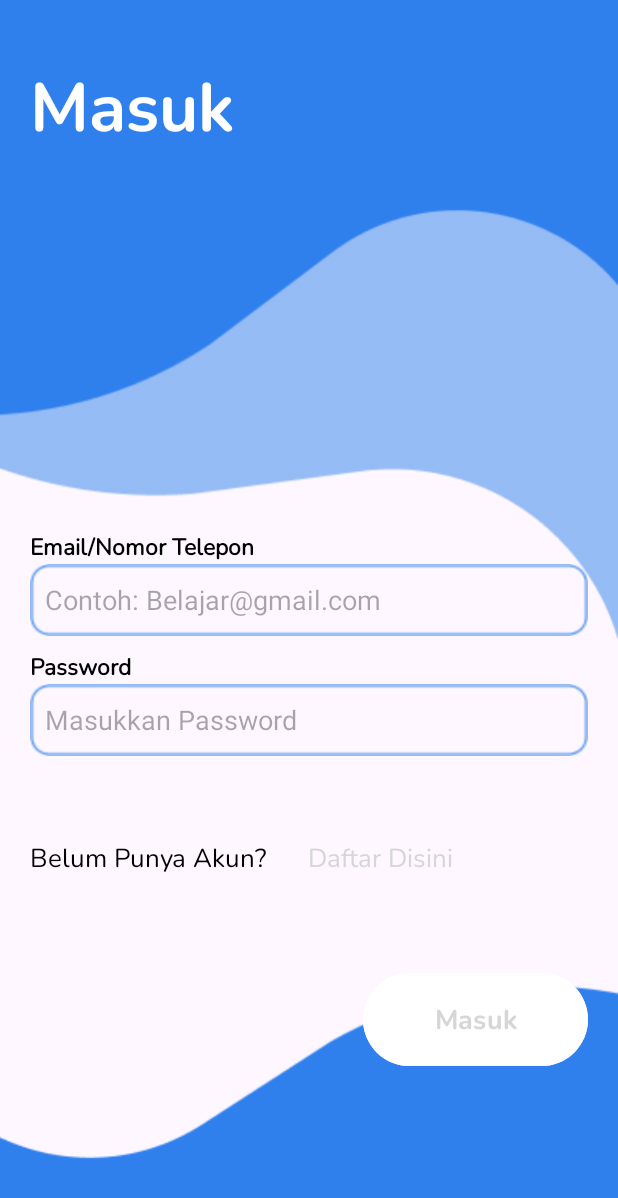
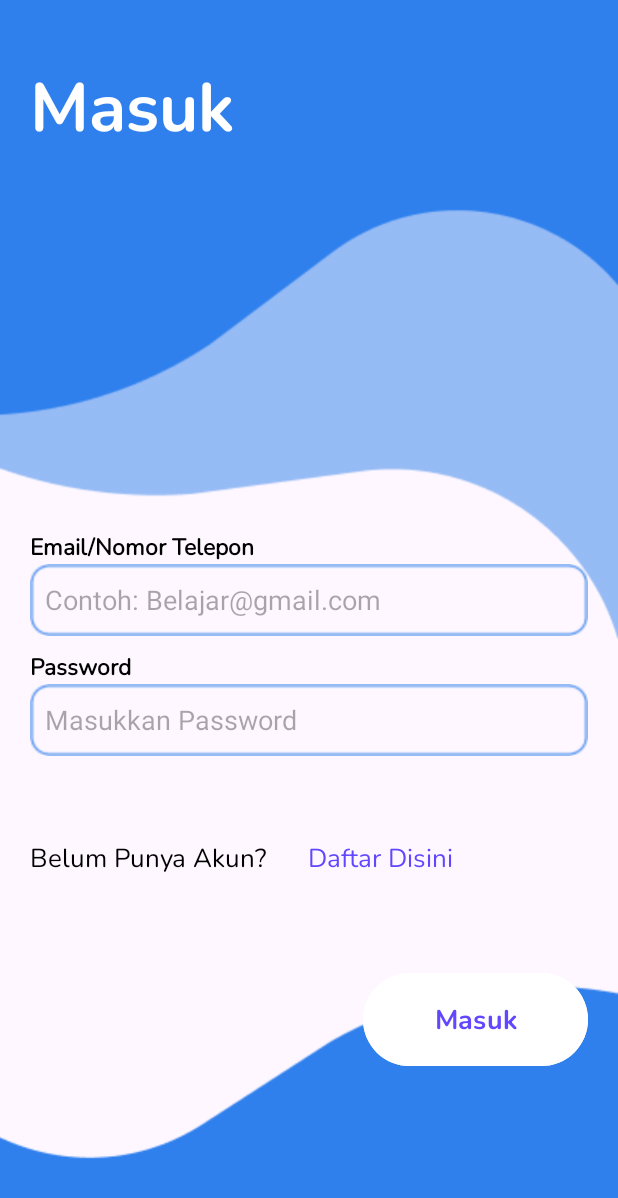
Before and after one commit to mocharvy/Final-Project, an Android app: the fragment LoginFragment shown on its own in the app's theme, on a phone screen of 412 x 824 dp. Shown: the top 1198 px of the screen. Run offline under Robolectric (Android 15) with nearby library versions, the phone set to English and light mode, and no system bars.

Commit message:
resolve conflict arvy

```diff
--- a/app/src/main/res/values/colors.xml
+++ b/app/src/main/res/values/colors.xml
@@ -3,11 +3,9 @@
     <color name="black">#FF000000</color>
     <color name="white">#FFFFFFFF</color>
     <color name="deep_grey">#8A8A8A</color>
-   <color name="black">#FF000000</color>
-    <color name="white">#FFFFFFFF</color>
-
-    <color name="deep_grey">#8A8A8A</color>
     <color name="dark_blue">#6148FF</color>
+    <color name="bluesky">#6148FF</color>
+    <color name="purple_500">#6148FF</color>
     <color name="dark_green">#9447CC64</color>
     <color name="very_light_blue">#FDD5E1F6</color>
     <color name="light_blue">#EBF3FC</color>
```
